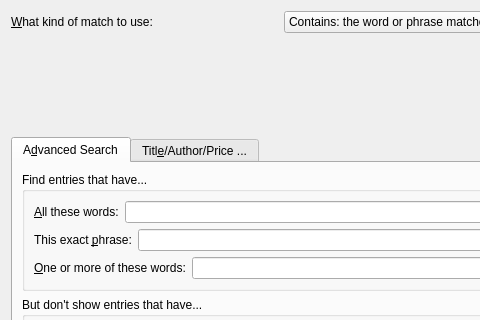
Qt form src/calibre/gui2/store/stores/mobileread/adv_search_builder.ui (debian-calibre/calibre) before a commit; both pictures show x 0 to 480 and y 0 to 320 of the 752 by 472 pixel window.
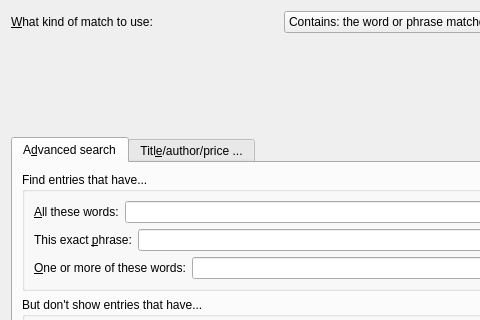
The same form after that commit. Icons and pictures are not drawn. Custom widgets are drawn as their Qt base class.

Patch:
```diff
--- a/src/calibre/gui2/store/stores/mobileread/adv_search_builder.ui
+++ b/src/calibre/gui2/store/stores/mobileread/adv_search_builder.ui
@@ -54,7 +54,7 @@
      </property>
      <widget class="QWidget" name="tab">
       <attribute name="title">
-       <string>A&amp;dvanced Search</string>
+       <string>A&amp;dvanced search</string>
       </attribute>
       <layout class="QGridLayout" name="gridLayout_3">
        <item row="0" column="0">
@@ -186,7 +186,7 @@
      </widget>
      <widget class="QWidget" name="tab_2">
       <attribute name="title">
-       <string>Titl&amp;e/Author/Price ...</string>
+       <string>Titl&amp;e/author/price ...</string>
       </attribute>
       <layout class="QGridLayout" name="gridLayout">
        <item row="1" column="0">
```
Left out of the diff: 2 changed lines with no effect on the pictures.
